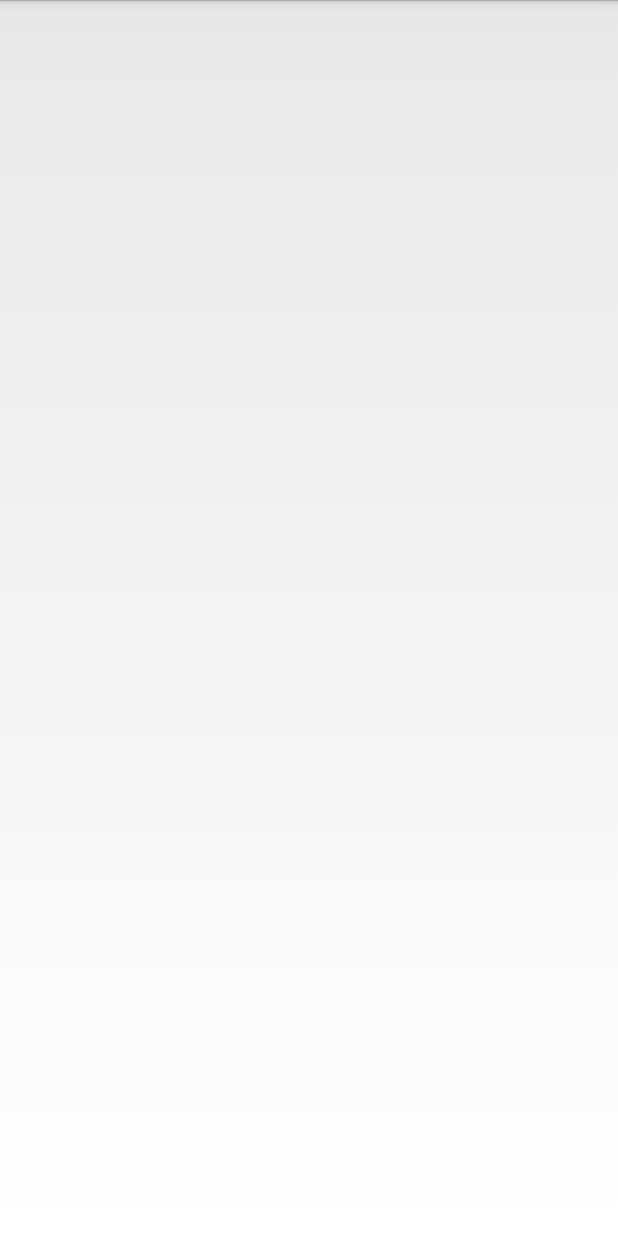
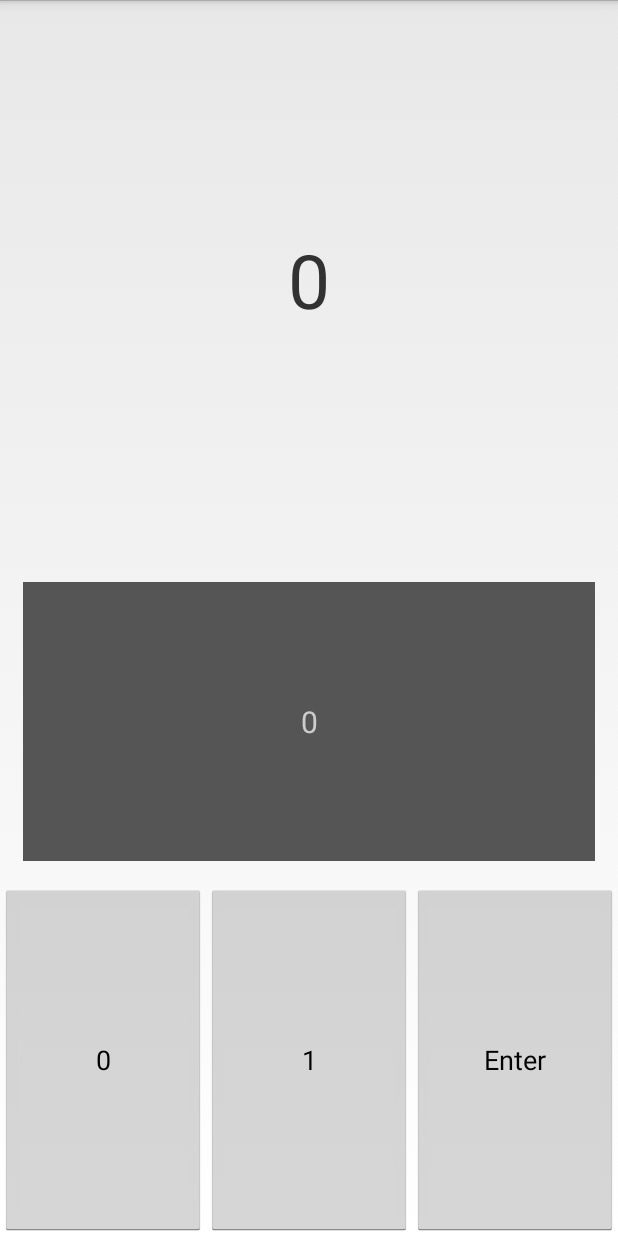
Before and after one commit to beepscore/RemoteControl, an Android app: the screen it shows after launch (RemoteControlActivity), on a phone screen of 412 x 824 dp. Run offline under Robolectric (Android 15) with nearby library versions, the phone set to English and light mode, and no system bars.

Commit message:
In RemoteControlFragment implement onCreateView.

```diff
--- a/app/src/main/java/com/beepscore/android/remotecontrol/RemoteControlFragment.java
+++ b/app/src/main/java/com/beepscore/android/remotecontrol/RemoteControlFragment.java
@@ -1,10 +1,59 @@
 package com.beepscore.android.remotecontrol;
 
+import android.os.Bundle;
 import android.support.v4.app.Fragment;
+import android.view.LayoutInflater;
+import android.view.View;
+import android.view.ViewGroup;
+import android.widget.Button;
+import android.widget.TextView;
 
 /**
  * Created by stevebaker on 11/26/14.
  */
 public class RemoteControlFragment extends Fragment {
+    private TextView mSelectedTextView;
+    private TextView mWorkingTextView;
 
+    @Override
+    public View onCreateView(LayoutInflater inflater, ViewGroup parent,
+                             Bundle savedInstanceState) {
+        View view = inflater.inflate(R.layout.fragment_remote_control, parent, false);
+        mSelectedTextView = (TextView)view.findViewById(R.id.fragment_remote_control_selectedTextView);
+        mWorkingTextView = (TextView)view.findViewById(R.id.fragment_remote_control_workingTextView);
+
+        View.OnClickListener numberButtonListener = new View.OnClickListener() {
+            public void onClick(View view) {
+                TextView textView = (TextView)view;
+                String working = mWorkingTextView.getText().toString();
+                String text = textView.getText().toString();
+                if (working.equals("0")) {
+                    mWorkingTextView.setText(text);
+                } else {
+                    mWorkingTextView.setText(working + text);
+                }
+            }
+        };
+
+        View.OnClickListener enterButtonListener = new View.OnClickListener() {
+            public void onClick(View view) {
+                CharSequence working = mWorkingTextView.getText();
+                if (working.length() > 0) {
+                    mSelectedTextView.setText(working);
+                }
+                mWorkingTextView.setText("0");
+            }
+        };
+
+        Button zeroButton = (Button)view.findViewById(R.id.fragment_remote_control_zeroButton);
+        zeroButton.setOnClickListener(numberButtonListener);
+
+        Button oneButton = (Button)view.findViewById(R.id.fragment_remote_control_oneButton);
+        oneButton.setOnClickListener(numberButtonListener);
+
+        Button enterButton = (Button)view.findViewById(R.id.fragment_remote_control_enterButton);
+        enterButton.setOnClickListener(enterButtonListener);
+
+        return view;
+    }
 }
```
